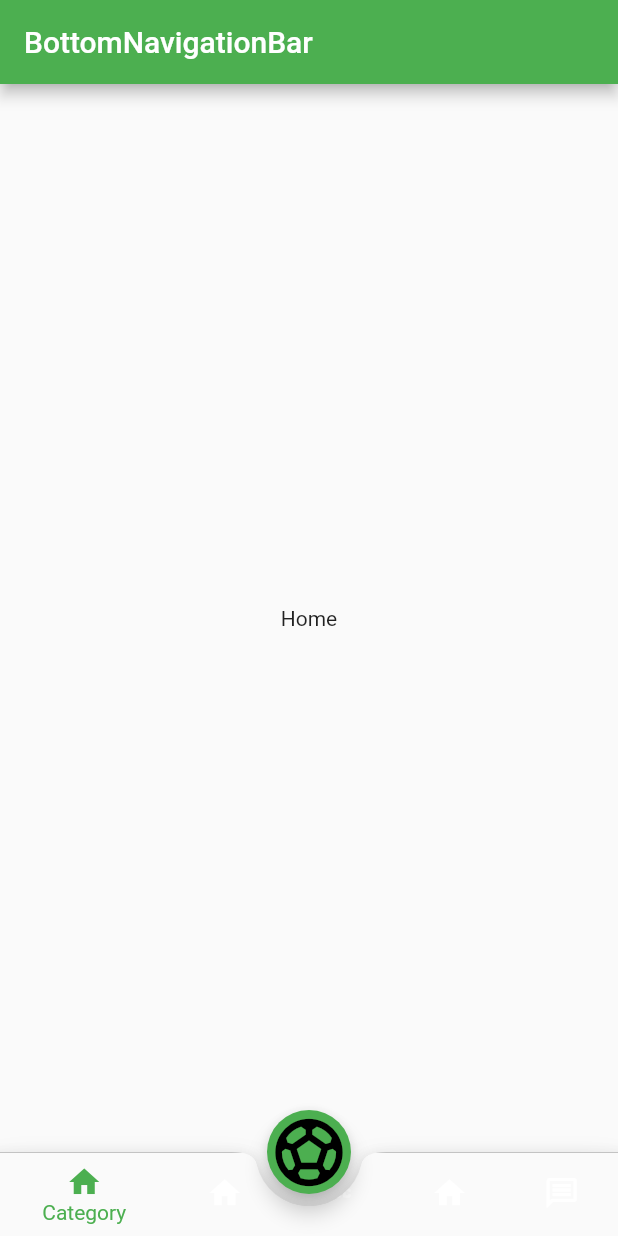
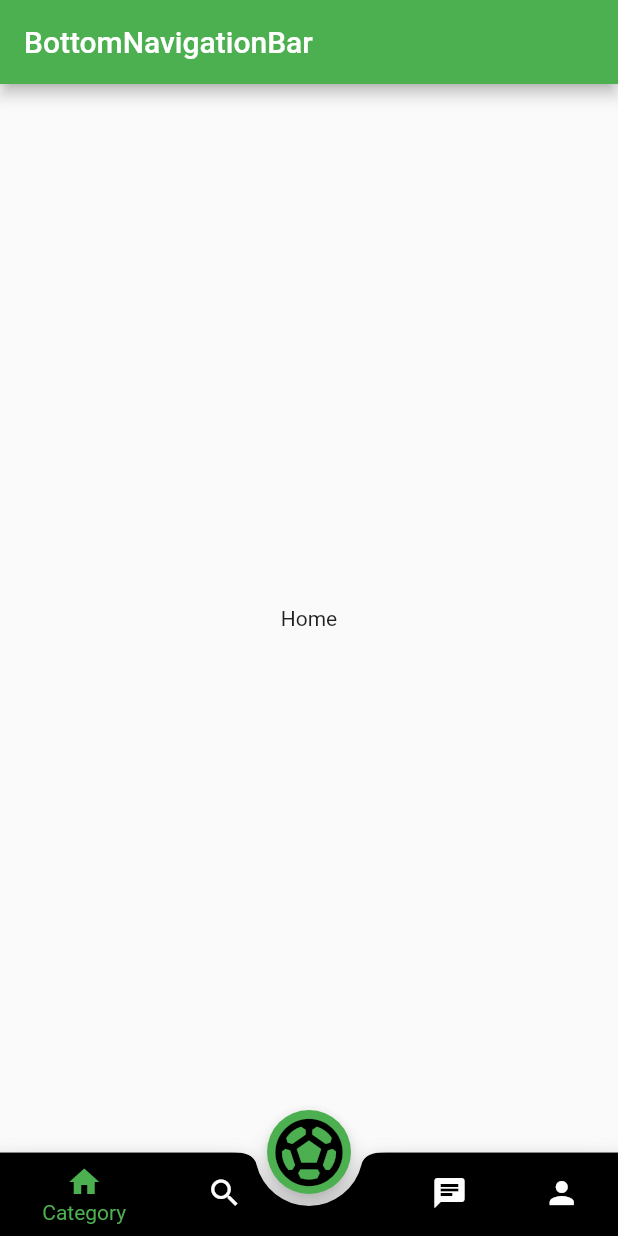
Before and after one commit to PablinhoTOY/InstaFurbo, a Flutter app: the screen it shows after launch, on a phone screen of 412 x 824 dp. Run offline on Flutter 3.47's test engine with Material 2 defaults, Android fonts, the phone set to English and light mode, and no system bars.

Commit message:
primer comiteo bill gates

```diff
--- /dev/null
+++ b/lib/Screens/chat.dart
@@ -0,0 +1,12 @@
+import 'package:flutter/material.dart';
+
+class ChatScreen extends StatelessWidget {
+  @override
+  Widget build(BuildContext context) {
+    return Container(
+      width: double.infinity,
+      height: double.infinity,
+      child: Center(child: Text('Category')),
+    );
+  }
+}
--- /dev/null
+++ b/lib/Screens/home.dart
@@ -0,0 +1,14 @@
+import 'package:flutter/material.dart';
+
+class HomeScreen extends StatelessWidget {
+  @override
+  Widget build(BuildContext context) {
+    return Scaffold(
+      body: Container(
+        width: double.infinity,
+        height: double.infinity,
+        child: Center(child: Text('Home')),
+      ),
+    );
+  }
+}
--- /dev/null
+++ b/lib/Screens/profile.dart
@@ -0,0 +1,12 @@
+import 'package:flutter/material.dart';
+
+class ProfileScreen extends StatelessWidget {
+  @override
+  Widget build(BuildContext context) {
+    return Container(
+      width: double.infinity,
+      height: double.infinity,
+      child: Center(child: Text('Category')),
+    );
+  }
+}
--- /dev/null
+++ b/lib/Screens/search.dart
@@ -0,0 +1,12 @@
+import 'package:flutter/material.dart';
+
+class SearchScreen extends StatelessWidget {
+  @override
+  Widget build(BuildContext context) {
+    return Container(
+      width: double.infinity,
+      height: double.infinity,
+      child: Center(child: Text('Category')),
+    );
+  }
+}
--- /dev/null
+++ b/lib/Screens/setup.dart
@@ -0,0 +1,12 @@
+import 'package:flutter/material.dart';
+
+class SetupScreen extends StatelessWidget {
+  @override
+  Widget build(BuildContext context) {
+    return Container(
+      width: double.infinity,
+      height: double.infinity,
+      child: Center(child: Text('Settings')),
+    );
+  }
+}
--- /dev/null
+++ b/lib/homepage.dart
@@ -0,0 +1,102 @@
+import 'package:flutter/material.dart';
+import 'package:insta_furbo/Screens/chat.dart';
+import 'package:insta_furbo/Screens/profile.dart';
+import 'package:insta_furbo/Screens/search.dart';
+import 'package:insta_furbo/Screens/home.dart';
+import 'package:insta_furbo/Screens/setup.dart';
+
+
+class MyHomePage extends StatefulWidget {
+  const MyHomePage({super.key});
+
+  @override
+  State<MyHomePage> createState() => _MyHomePageState();
+}
+
+class _MyHomePageState extends State<MyHomePage> {
+  int _currentIndex = 0;
+  List<Widget> _pages = [];
+  @override
+  void initState() {
+    _pages.add(HomeScreen());
+    _pages.add(SearchScreen());
+    _pages.add(SetupScreen());
+    _pages.add(ChatScreen());
+    _pages.add(ProfileScreen());
+    super.initState();
+  }
+
+  @override
+  Widget build(BuildContext context) {
+    return Scaffold(
+      appBar: AppBar(title: Text('BottomNavigationBar')),
+      body: _pages[_currentIndex],
+      bottomNavigationBar: BottomAppBar(
+        shape: CircularNotchedRectangle(),
+        notchMargin: 8.0,
+        clipBehavior: Clip.antiAlias,
+        child: Container(
+          height: kBottomNavigationBarHeight,
+          child: Container(
+            decoration: BoxDecoration(
+              color: Colors.white,
+              border: Border(
+                top: BorderSide(
+                  color: Colors.grey,
+                  width: 0.5,
+                ),
+              ),
+            ),
+            child: BottomNavigationBar(
+                backgroundColor: Colors.black,
+                currentIndex: _currentIndex,
+                selectedItemColor: Colors.green,
+                unselectedItemColor: Colors.white,
+                onTap: (index) {
+                  setState(() {
+                    _currentIndex = index;
+                  });
+                },
+                items: const <BottomNavigationBarItem>[
+                  BottomNavigationBarItem(
+                    icon: Icon(Icons.home),
+                    label: 'Category',
+                    backgroundColor: Colors.black,
+                  ),
+                  BottomNavigationBarItem(
+                    icon: Icon(Icons.search),
+                    label: 'Category',
+                    backgroundColor: Colors.black,
+                  ),
+                  BottomNavigationBarItem(
+                    icon: Icon(Icons.abc, size: 0,),
+                    label: '',
+                    backgroundColor: Colors.black,
+                  ),
+                  BottomNavigationBarItem(
+                    icon: Icon(Icons.chat),
+                    label: 'Category',
+                    backgroundColor: Colors.black,
+                  ),
+                  BottomNavigationBarItem(
+                    icon: Icon(Icons.person),
+                    label: 'Setting',
+                    backgroundColor: Colors.black,
+                  ),
+                ]),
+          ),
+        ),
+      ),
+      floatingActionButtonLocation:
+          FloatingActionButtonLocation.miniCenterDocked,
+      floatingActionButton: FloatingActionButton(
+        backgroundColor: _currentIndex == 2 ? Colors.green[300] : Colors.green,
+        child:
+            Icon(Icons.sports_soccer_rounded, size: 54.0, color: Colors.black),
+        onPressed: () => setState(() {
+          _currentIndex = 2;
+        }),
+      ),
+    );
+  }
+}
--- a/lib/main.dart
+++ b/lib/main.dart
@@ -1,4 +1,5 @@
 import 'package:flutter/material.dart';
+import './homepage.dart';
 
 void main() {
   runApp(const MyApp());
@@ -19,138 +20,3 @@ class MyApp extends StatelessWidget {
     );
   }
 }
-
-class MyHomePage extends StatefulWidget {
-  const MyHomePage({super.key});
-
-  @override
-  State<MyHomePage> createState() => _MyHomePageState();
-}
-
-class _MyHomePageState extends State<MyHomePage> {
-  int _currentIndex = 0;
-  List<Widget> _pages = [];
-  @override
-  void initState() {
-    _pages.add(HomeScreen());
-    _pages.add(SearchScreen());
-    _pages.add(SetupScreen());
-    _pages.add(ChatScreen());
-    _pages.add(ProfileScreen());
-    super.initState();
-  }
-
-  @override
-  Widget build(BuildContext context) {
-    return Scaffold(
-      appBar: AppBar(title: Text('BottomNavigationBar')),
-      body: _pages[_currentIndex],
-      bottomNavigationBar: BottomAppBar(
-        shape: CircularNotchedRectangle(),
-        notchMargin: 8.0,
-        clipBehavior: Clip.antiAlias,
-        child: Container(
-          height: kBottomNavigationBarHeight,
-          child: Container(
-            decoration: BoxDecoration(
-              color: Colors.white,
-              border: Border(
-                top: BorderSide(
-                  color: Colors.grey,
-                  width: 0.5,
-                ),
-              ),
-            ),
-            child: BottomNavigationBar(
-                currentIndex: _currentIndex,
-                backgroundColor: Colors.black,
-                selectedItemColor: Colors.green,
-                unselectedItemColor: Colors.white,
-                onTap: (index) {
-                  setState(() {
-                    _currentIndex = index;
-                  });
-                },
-                items: const [
-                  BottomNavigationBarItem(
-                      icon: Icon(Icons.home), label: 'Category'),
-                       BottomNavigationBarItem(
-                      icon: Icon(Icons.home), label: 'Category'),
-                  BottomNavigationBarItem(
-                      icon: Icon(Icons.abc), label: ''),
-                       BottomNavigationBarItem(
-                      icon: Icon(Icons.home), label: 'Category'),
-                  BottomNavigationBarItem(
-                      icon: Icon(Icons.message_outlined), label: 'Setting'),
-
-                ]),
-          ),
-        ),
-      ),
-      floatingActionButtonLocation:
-          FloatingActionButtonLocation.miniCenterDocked,
-      floatingActionButton: FloatingActionButton(
-          backgroundColor: _currentIndex == 2 ? Colors.green[300] : Colors.green,
-          child: Icon(Icons.sports_soccer, size: 54.0, color: Colors.black),
-          onPressed: () => setState(() {
-            _currentIndex = 2;
-          }),
-      ),
-    );
-  }
-}
-
-class HomeScreen extends StatelessWidget {
-  @override
-  Widget build(BuildContext context) {
-    return Container(
-      width: double.infinity,
-      height: double.infinity,
-      child: Center(child: Text('Home')),
-    );
-  }
-}
-
-class SearchScreen extends StatelessWidget {
-  @override
-  Widget build(BuildContext context) {
-    return Container(
-      width: double.infinity,
-      height: double.infinity,
-      child: Center(child: Text('Category')),
-    );
-  }
-}
-
-class SetupScreen extends StatelessWidget {
-  @override
-  Widget build(BuildContext context) {
-    return Container(
-      width: double.infinity,
-      height: double.infinity,
-      child: Center(child: Text('Settings')),
-    );
-  }
-}
-
-class ProfileScreen extends StatelessWidget {
-  @override
-  Widget build(BuildContext context) {
-    return Container(
-      width: double.infinity,
-      height: double.infinity,
-      child: Center(child: Text('Category')),
-    );
-  }
-}
-
-class ChatScreen extends StatelessWidget {
-  @override
-  Widget build(BuildContext context) {
-    return Container(
-      width: double.infinity,
-      height: double.infinity,
-      child: Center(child: Text('Category')),
-    );
-  }
-}
```
